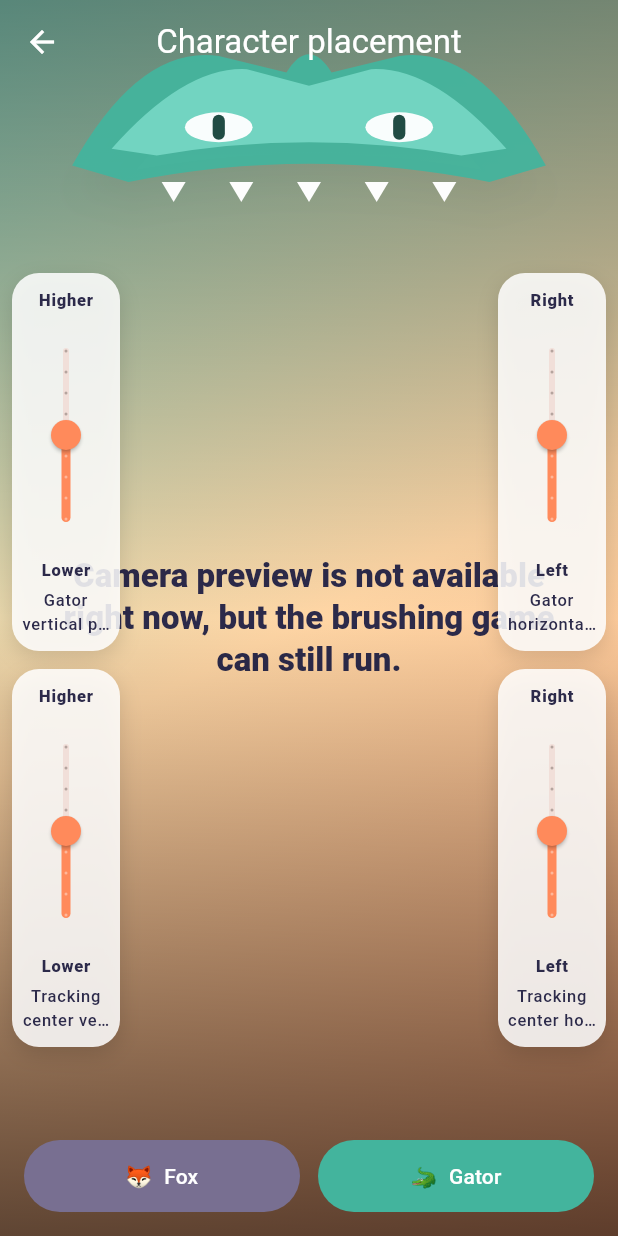
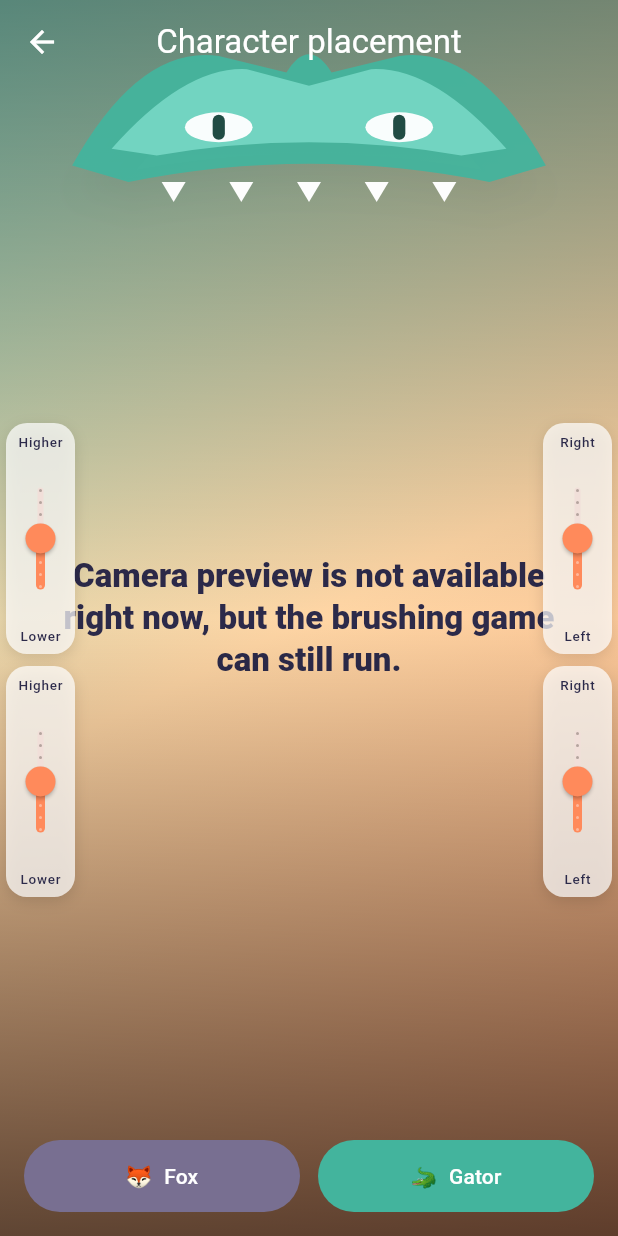
Before and after one commit to Hemyulin/better-brushing, a Flutter app: the CharacterPlacementSettingsScreen screen opened directly with empty values, after a tap on "Gator", on a phone screen of 412 x 824 dp. Run offline on Flutter 3.47's test engine with Material 3 defaults, Android fonts, the light colour scheme and no system bars; our stand-ins replace camera; missing offline and left inert: mediapipe_face_mesh.

Commit message:
Slim live placement controls

```diff
--- a/lib/screens/camera_game_screen.dart
+++ b/lib/screens/camera_game_screen.dart
@@ -538,7 +538,11 @@ class _FoxThemeOverlay extends StatelessWidget {
         final headTop = face == null
             ? constraints.maxHeight * 0.18
             : (face.top * constraints.maxHeight - faceHeight * 0.82);
-        final maxEarGap = math.max(110.0, constraints.maxWidth - earWidth - 16);
+        final sideOverflow = earWidth * 0.95;
+        final maxEarGap = math.max(
+          110.0,
+          constraints.maxWidth - earWidth + sideOverflow,
+        );
         final earGap = (faceWidth * 0.92 + earSpacingOffset * 90).clamp(
           110.0,
           maxEarGap,
@@ -553,8 +557,8 @@ class _FoxThemeOverlay extends StatelessWidget {
             0.48;
         final groupWidth = earGap + earWidth;
         final clampedHeadCenterX = headCenterX.clamp(
-          groupWidth / 2 + 8,
-          constraints.maxWidth - groupWidth / 2 - 8,
+          groupWidth / 2 - sideOverflow,
+          constraints.maxWidth - groupWidth / 2 + sideOverflow,
         );
         final leftEarLeft = clampedHeadCenterX - earGap / 2 - earWidth * 0.5;
         final rightEarRight =
--- a/lib/screens/character_placement_settings_screen.dart
+++ b/lib/screens/character_placement_settings_screen.dart
@@ -334,7 +334,6 @@ class _CharacterPlacementSettingsScreenState
     final leftSliders = _selectedCharacter == BrushingCharacter.fox
         ? [
             _EdgeSlider(
-              label: l10n.foxEarHeightLabel,
               topLabel: l10n.placementHigher,
               bottomLabel: l10n.placementLower,
               topIsMax: false,
@@ -343,7 +342,6 @@ class _CharacterPlacementSettingsScreenState
                   _update(settings.copyWith(foxEarHeightOffset: value)),
             ),
             _EdgeSlider(
-              label: l10n.trackingVerticalLabel,
               topLabel: l10n.placementHigher,
               bottomLabel: l10n.placementLower,
               topIsMax: false,
@@ -354,7 +352,6 @@ class _CharacterPlacementSettingsScreenState
           ]
         : [
             _EdgeSlider(
-              label: l10n.gatorVerticalLabel,
               topLabel: l10n.placementHigher,
               bottomLabel: l10n.placementLower,
               topIsMax: false,
@@ -363,7 +360,6 @@ class _CharacterPlacementSettingsScreenState
                   _update(settings.copyWith(gatorVerticalOffset: value)),
             ),
             _EdgeSlider(
-              label: l10n.trackingVerticalLabel,
               topLabel: l10n.placementHigher,
               bottomLabel: l10n.placementLower,
               topIsMax: false,
@@ -376,15 +372,6 @@ class _CharacterPlacementSettingsScreenState
     final rightSliders = _selectedCharacter == BrushingCharacter.fox
         ? [
             _EdgeSlider(
-              label: l10n.foxEarSpacingLabel,
-              topLabel: l10n.placementFarther,
-              bottomLabel: l10n.placementCloser,
-              value: settings.foxEarSpacingOffset,
-              onChanged: (value) =>
-                  _update(settings.copyWith(foxEarSpacingOffset: value)),
-            ),
-            _EdgeSlider(
-              label: l10n.trackingHorizontalLabel,
               topLabel: l10n.placementRight,
               bottomLabel: l10n.placementLeft,
               value: settings.trackingHorizontalOffset,
@@ -394,7 +381,6 @@ class _CharacterPlacementSettingsScreenState
           ]
         : [
             _EdgeSlider(
-              label: l10n.gatorHorizontalLabel,
               topLabel: l10n.placementRight,
               bottomLabel: l10n.placementLeft,
               value: settings.gatorHorizontalOffset,
@@ -402,7 +388,6 @@ class _CharacterPlacementSettingsScreenState
                   _update(settings.copyWith(gatorHorizontalOffset: value)),
             ),
             _EdgeSlider(
-              label: l10n.trackingHorizontalLabel,
               topLabel: l10n.placementRight,
               bottomLabel: l10n.placementLeft,
               value: settings.trackingHorizontalOffset,
@@ -482,13 +467,13 @@ class _SliderRail extends StatelessWidget {
   @override
   Widget build(BuildContext context) {
     return Padding(
-      padding: const EdgeInsets.symmetric(horizontal: 8, vertical: 92),
+      padding: const EdgeInsets.symmetric(horizontal: 4, vertical: 92),
       child: Column(
         mainAxisAlignment: MainAxisAlignment.center,
         children: [
           for (final slider in sliders) ...[
             slider,
-            if (slider != sliders.last) const SizedBox(height: 12),
+            if (slider != sliders.last) const SizedBox(height: 8),
           ],
         ],
       ),
@@ -498,7 +483,6 @@ class _SliderRail extends StatelessWidget {
 
 class _EdgeSlider extends StatelessWidget {
   const _EdgeSlider({
-    required this.label,
     required this.topLabel,
     required this.bottomLabel,
     this.topIsMax = true,
@@ -506,7 +490,6 @@ class _EdgeSlider extends StatelessWidget {
     required this.onChanged,
   });
 
-  final String label;
   final String topLabel;
   final String bottomLabel;
   final bool topIsMax;
@@ -516,16 +499,16 @@ class _EdgeSlider extends StatelessWidget {
   @override
   Widget build(BuildContext context) {
     return Container(
-      width: 72,
-      padding: const EdgeInsets.symmetric(horizontal: 6, vertical: 10),
+      width: 46,
+      padding: const EdgeInsets.symmetric(horizontal: 3, vertical: 6),
       decoration: BoxDecoration(
-        color: Colors.white.withValues(alpha: 0.86),
-        borderRadius: BorderRadius.circular(18),
+        color: Colors.white.withValues(alpha: 0.72),
+        borderRadius: BorderRadius.circular(14),
         boxShadow: const [
           BoxShadow(
-            color: Color(0x22000000),
-            blurRadius: 12,
-            offset: Offset(0, 5),
+            color: Color(0x1F000000),
+            blurRadius: 8,
+            offset: Offset(0, 3),
           ),
         ],
       ),
@@ -538,10 +521,10 @@ class _EdgeSlider extends StatelessWidget {
             overflow: TextOverflow.ellipsis,
             style: Theme.of(
               context,
-            ).textTheme.labelSmall?.copyWith(fontWeight: FontWeight.w800),
+            ).textTheme.labelSmall?.copyWith(fontSize: 9),
           ),
           SizedBox(
-            height: 164,
+            height: 116,
             child: RotatedBox(
               quarterTurns: -1,
               child: Slider(
@@ -560,15 +543,7 @@ class _EdgeSlider extends StatelessWidget {
             overflow: TextOverflow.ellipsis,
             style: Theme.of(
               context,
-            ).textTheme.labelSmall?.copyWith(fontWeight: FontWeight.w800),
-          ),
-          const SizedBox(height: 4),
-          Text(
-            label,
-            maxLines: 2,
-            overflow: TextOverflow.ellipsis,
-            textAlign: TextAlign.center,
-            style: Theme.of(context).textTheme.labelSmall,
+            ).textTheme.labelSmall?.copyWith(fontSize: 9),
           ),
         ],
       ),
```
